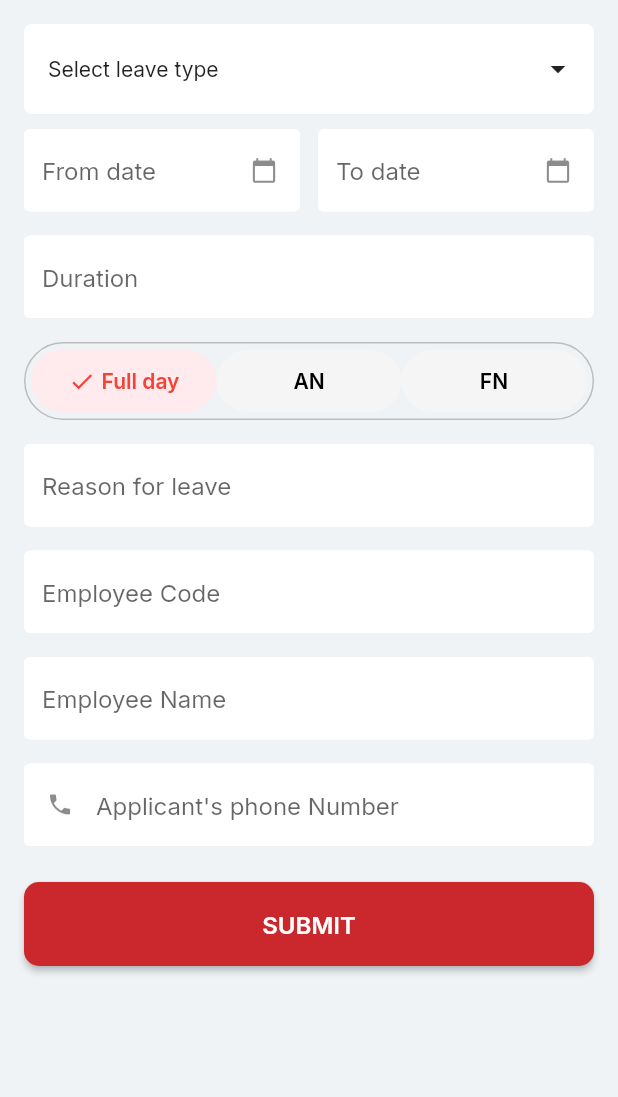
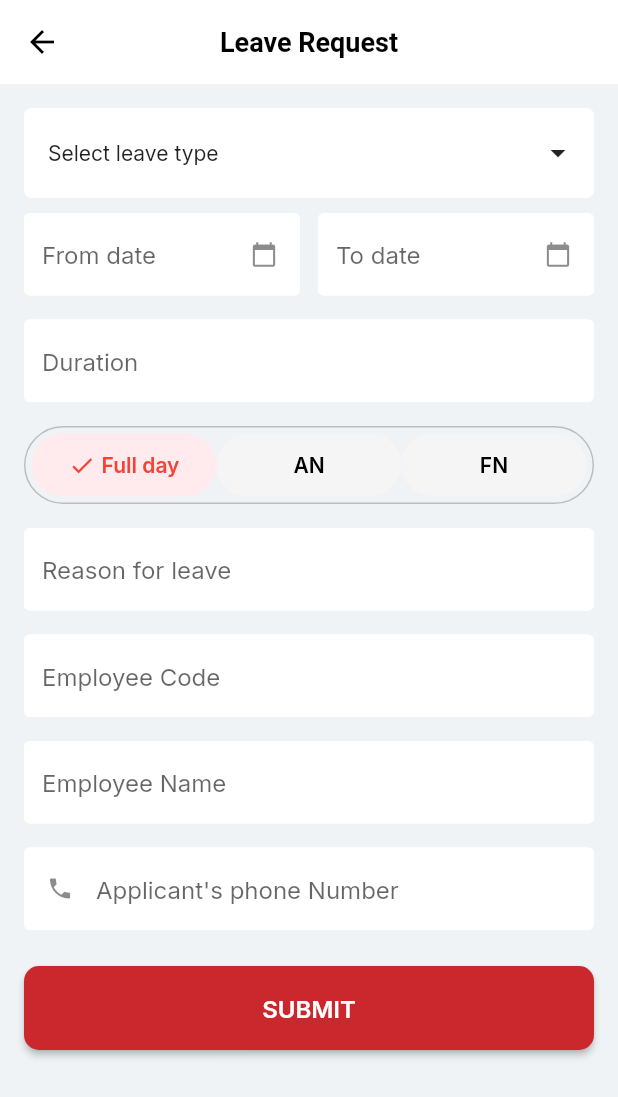
Before and after one commit to ttsnestdev-hash/tts_nest, a Flutter app: the LeavesScreen screen opened directly, on a phone screen of 412 x 824 dp. Shown: the top 1097 px of the screen. Run offline on Flutter 3.47's test engine with Material 3 defaults, Android fonts, the light colour scheme and no system bars; our stand-ins replace file_picker, get, google_fonts.

Commit message:
push dev code

```diff
--- a/lib/UI/Attendance/Component/attendance_screen.dart
+++ b/lib/UI/Attendance/Component/attendance_screen.dart
@@ -2,6 +2,7 @@ import 'package:flutter/material.dart';
 import 'package:get/get.dart';
 import 'package:intl/intl.dart';
 
+import '../../../Widgets/Appbar/custom_appbar.dart';
 import '../Controller/attendance_controller.dart';
 
 class AttendanceScreen extends StatelessWidget {
@@ -12,6 +13,10 @@ class AttendanceScreen extends StatelessWidget {
     final AttendanceController controller = Get.put(AttendanceController());
 
     return Scaffold(
+      appBar: const CustomAppBar(
+        title: "Attendance",
+        showBack: true,
+      ),
       body: Obx(
         () {
           DateTime month = controller.selectedMonth.value;
--- a/lib/UI/Dashboard/Component/dashboard_screen.dart
+++ b/lib/UI/Dashboard/Component/dashboard_screen.dart
@@ -29,7 +29,7 @@ class DashboardScreen extends StatelessWidget {
       onWillPop: controller.onWillPop,
       child: Obx(
         () => Scaffold(
-          appBar: AppBar(
+          /*appBar: AppBar(
             title: const Text("Dashboard"),
             actions: [
               IconButton(
@@ -41,7 +41,7 @@ class DashboardScreen extends StatelessWidget {
           drawer: DrawerScreen(
             onItemSelected: controller.changePage,
             selectedIndex: controller.selectedIndex.value,
-          ),
+          ),*/
           body: pages[controller.selectedIndex.value],
           bottomNavigationBar: Container(
             decoration: BoxDecoration(
--- a/lib/UI/Leaves/Component/leaves_screen.dart
+++ b/lib/UI/Leaves/Component/leaves_screen.dart
@@ -1,6 +1,7 @@
 import 'package:flutter/material.dart';
 import 'package:get/get.dart';
 
+import '../../../Widgets/Appbar/custom_appbar.dart';
 import '../../../Widgets/DropdownWigets/dropdown_widgtes.dart';
 import '../../../Widgets/TextFormFeildWigets/textformfeilds_widgets.dart';
 import '../../../Widgets/custom_button.dart';
@@ -14,6 +15,10 @@ class LeavesScreen extends StatelessWidget {
     final controller = Get.put(LeaveRequestController());
 
     return Scaffold(
+      appBar: const CustomAppBar(
+        title: "Leave Request",
+        showBack: true,
+      ),
       body: SingleChildScrollView(
         padding: const EdgeInsets.all(16),
         child: Column(
--- a/lib/UI/Login/Controller/login_controller.dart
+++ b/lib/UI/Login/Controller/login_controller.dart
@@ -20,9 +20,6 @@ class LoginController extends GetxController {
     await Future.delayed(const Duration(milliseconds: 800)); // mock API
     isLoading.value = false;
 
-    // TODO: replace with real API + navigation
-    Get.snackbar('Success', 'Logged in as ${emailCtrl.text}',
-        snackPosition: SnackPosition.BOTTOM);
 
     Get.toNamed(Routes.dashboardScreen);
   }
--- /dev/null
+++ b/lib/Widgets/Appbar/custom_appbar.dart
@@ -0,0 +1,47 @@
+import 'package:flutter/material.dart';
+
+import '../../theme.dart';
+
+class CustomAppBar extends StatelessWidget implements PreferredSizeWidget {
+  final String title;
+  final bool showBack;
+  final List<Widget>? actions;
+  final Color backgroundColor;
+  final Color titleColor;
+
+  const CustomAppBar({
+    super.key,
+    required this.title,
+    this.showBack = true,
+    this.actions,
+    this.backgroundColor = Colors.white,
+    this.titleColor = Colors.black,
+  });
+
+  @override
+  Widget build(BuildContext context) {
+    return AppBar(
+      backgroundColor: backgroundColor,
+      elevation: 0,
+      centerTitle: true,
+      leading: showBack
+          ? IconButton(
+        icon: const Icon(Icons.arrow_back, color: Colors.black),
+        onPressed: () => Navigator.of(context).pop(),
+      )
+          : null,
+      title: Text(
+        title,
+        style: TextStyle(
+          color: titleColor,
+          fontSize: 18,
+          fontWeight: FontWeight.w600,
+        ),
+      ),
+      actions: actions,
+    );
+  }
+
+  @override
+  Size get preferredSize => const Size.fromHeight(kToolbarHeight);
+}
```
Also changed, not shown: lib/UI/AddTask/Component/add_task_screen.dart (+5 -4 lines), lib/UI/Home/Component/home_screen.dart (+19 -2 lines), lib/UI/Home/Controller/home_controller.dart (added, +35 -0 lines), lib/UI/Profile/Component/profile_screen.dart (+10 -2 lines), lib/UI/Tasks/Component/tasks_screen.dart (+132 -2 lines), lib/Widgets/Drawer/drawer_screen.dart (+5 -6 lines).
